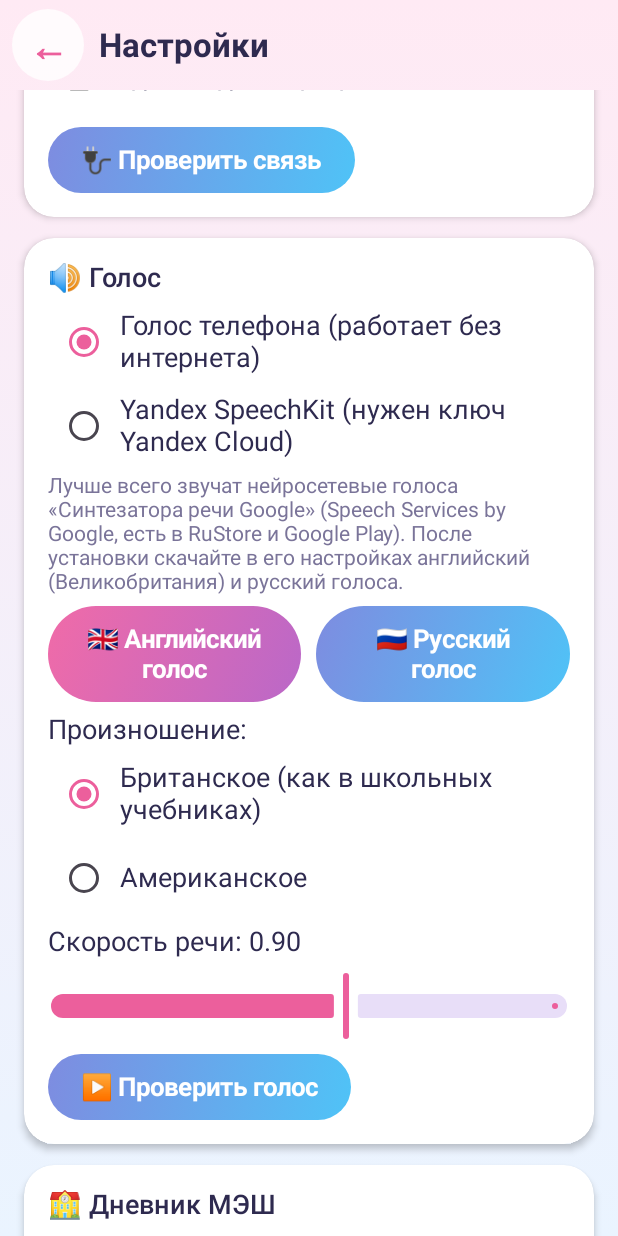
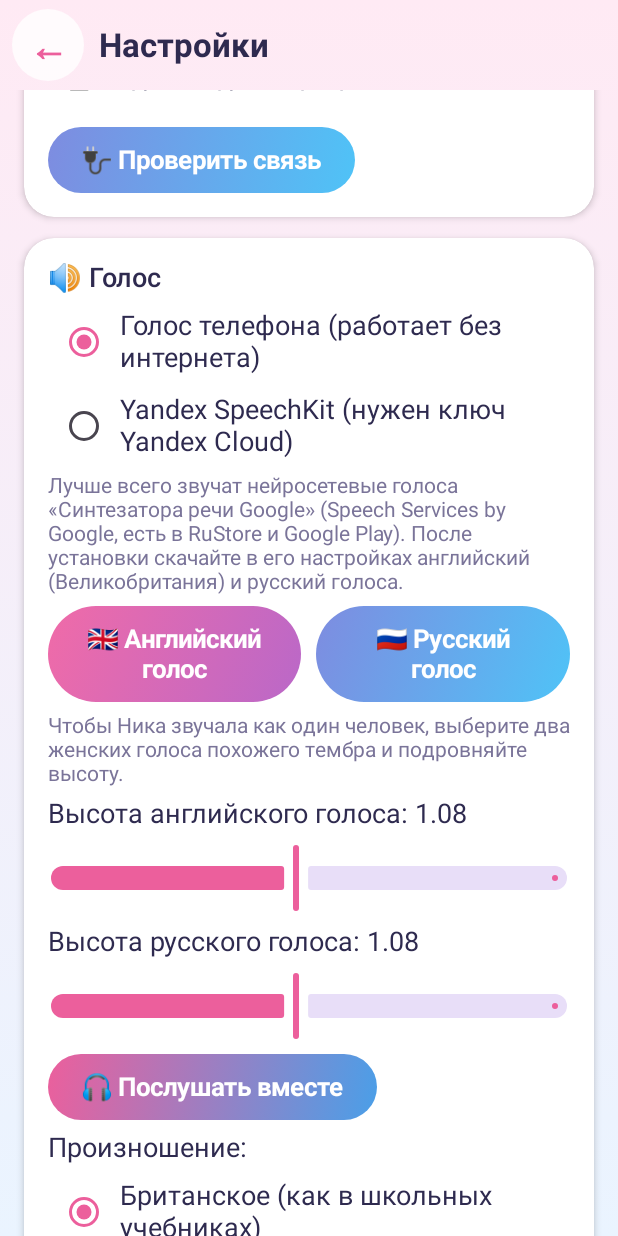
Before and after one commit to Udavkaa-ai/childish, an Android app built with Jetpack Compose: the composable SettingsScreen shown on its own in the app's theme, scrolled down 1069 dp, on a phone screen of 412 x 824 dp. Run offline under Robolectric (Android 15) with nearby library versions, the phone set to English and light mode, and no system bars.

Commit message:
Голос: высота отдельно для русского и английского, «Послушать вместе»
Чтобы два голоса синтезатора звучали как один персонаж, высоту можно подстроить
для каждого языка и сравнить на смешанной фразе.

Co-Authored-By: Claude Opus 5.5 <noreply@anthropic.com>
Claude-Session: https://claude.ai/code/session_01NWeu5SNEfBe46DwUsP8qni

```diff
--- a/app/src/main/java/ru/sovushka/app/data/Settings.kt
+++ b/app/src/main/java/ru/sovushka/app/data/Settings.kt
@@ -26,6 +26,9 @@ data class Prefs(
     /** Выбранные голоса; пусто — лучший доступный автоматически. */
     val voiceEn: String = "",
     val voiceRu: String = "",
+    /** Высота голоса отдельно для языков — чтобы два голоса звучали как один персонаж. */
+    val pitchEn: Float = 1.08f,
+    val pitchRu: Float = 1.08f,
     val meshToken: String = "",
     val meshStudentId: Long = -1,
 ) {
@@ -65,6 +68,8 @@ class Settings(context: Context) {
             ttsEngine = sp.getString("ttsEngine", d.ttsEngine)!!,
             voiceEn = sp.getString("voiceEn", d.voiceEn)!!,
             voiceRu = sp.getString("voiceRu", d.voiceRu)!!,
+            pitchEn = sp.getFloat("pitchEn", d.pitchEn),
+            pitchRu = sp.getFloat("pitchRu", d.pitchRu),
             meshToken = sp.getString("meshToken", d.meshToken)!!,
             meshStudentId = sp.getLong("meshStudentId", d.meshStudentId),
         )
@@ -81,6 +86,7 @@ class Settings(context: Context) {
             .putString("yaKey", p.yaKey).putString("yaFolder", p.yaFolder).putString("yaModel", p.yaModel)
             .putString("voice", p.voice).putString("accent", p.accent).putFloat("rate", p.rate)
             .putString("ttsEngine", p.ttsEngine).putString("voiceEn", p.voiceEn).putString("voiceRu", p.voiceRu)
+            .putFloat("pitchEn", p.pitchEn).putFloat("pitchRu", p.pitchRu)
             .putString("meshToken", p.meshToken).putLong("meshStudentId", p.meshStudentId)
             .apply()
         _prefs.value = p
--- a/app/src/main/java/ru/sovushka/app/ui/SettingsScreen.kt
+++ b/app/src/main/java/ru/sovushka/app/ui/SettingsScreen.kt
@@ -200,6 +200,14 @@ fun SettingsScreen(vm: AppViewModel) {
                             PillButton("🇬🇧 Английский голос", Modifier.weight(1f), brush = Palette.pinkish) { voiceDialog = SpeechText.Lang.EN }
                             PillButton("🇷🇺 Русский голос", Modifier.weight(1f), brush = Palette.bluish) { voiceDialog = SpeechText.Lang.RU }
                         }
+                        Hint("Чтобы Ника звучала как один человек, выберите два женских голоса похожего тембра и подровняйте высоту.")
+                        Text("Высота английского голоса: ${"%.2f".format(p.pitchEn)}")
+                        Slider(p.pitchEn, { v -> set { it.copy(pitchEn = v) } }, valueRange = 0.7f..1.5f)
+                        Text("Высота русского голоса: ${"%.2f".format(p.pitchRu)}")
+                        Slider(p.pitchRu, { v -> set { it.copy(pitchRu = v) } }, valueRange = 0.7f..1.5f)
+                        PillButton("🎧 Послушать вместе", brush = Palette.button) {
+                            g.speaker.speak("Привет! Меня зовут Ника. Hello! My name is Nika. Давай учить английский! Let's learn English!")
+                        }
                     }
                     Text("Произношение:")
                     Radio("Британское (как в школьных учебниках)", p.accent == "en-GB") { set { it.copy(accent = "en-GB") } }
--- a/app/src/main/java/ru/sovushka/app/voice/Speaker.kt
+++ b/app/src/main/java/ru/sovushka/app/voice/Speaker.kt
@@ -163,7 +163,7 @@ class Speaker(
         val voice = pickVoice(locale, if (seg.lang == SpeechText.Lang.EN) p.voiceEn else p.voiceRu)
         if (voice != null) tts.setVoice(voice) else tts.setLanguage(locale)
         tts.setSpeechRate(if (slow) 0.55f else p.rate)
-        tts.setPitch(1.08f) // Ника — девочка, голос чуть выше
+        tts.setPitch(if (seg.lang == SpeechText.Lang.EN) p.pitchEn else p.pitchRu)
         val id = UUID.randomUUID().toString()
         val done = CompletableDeferred<Unit>()
         pending[id] = done
```
